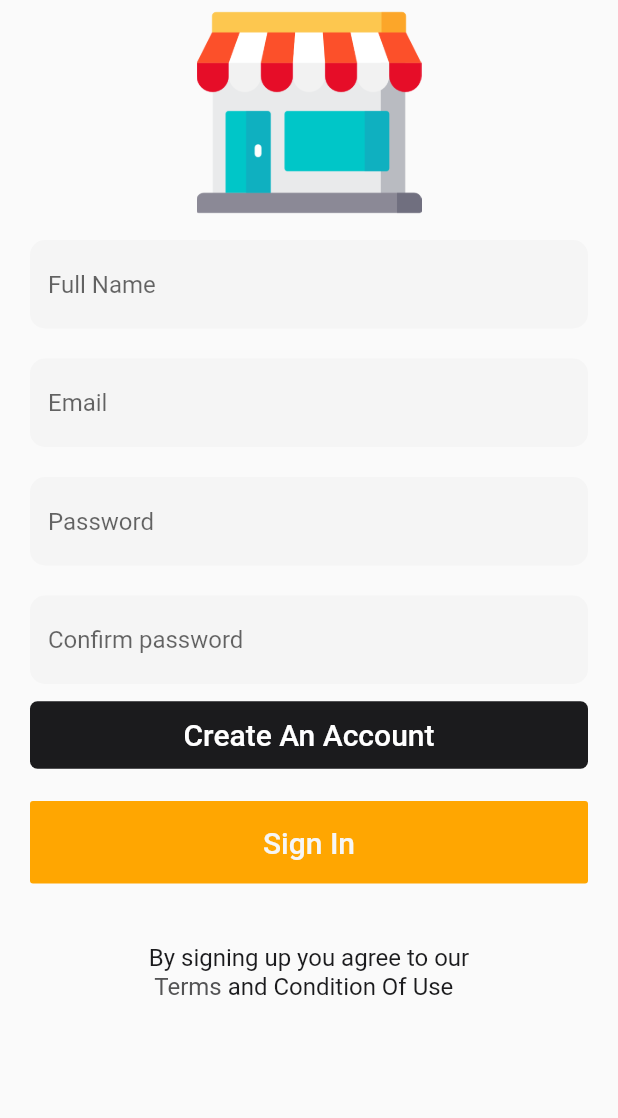
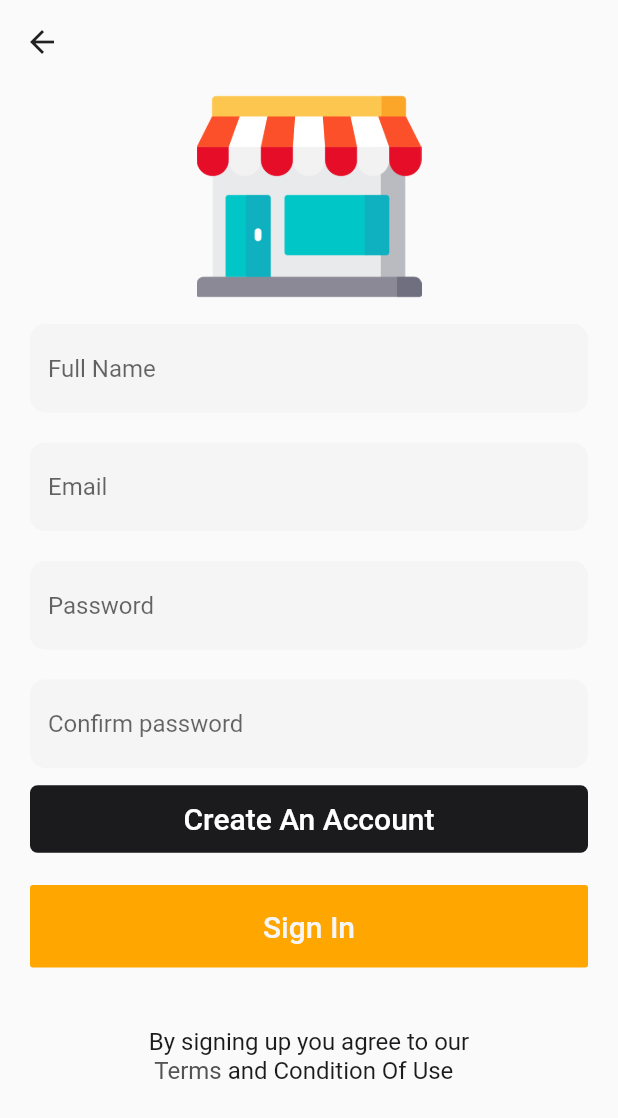
Before and after one commit to tauhidul252/eShop, a Flutter app: the SignupScreen screen opened directly, on a phone screen of 412 x 824 dp. Shown: the top 1118 px of the screen. Run offline on Flutter 3.47's test engine with Material 2 defaults, Android fonts, the phone set to English and light mode, and no system bars; our stand-ins replace flutter_svg.

```diff
--- a/lib/main.dart
+++ b/lib/main.dart
@@ -16,10 +16,14 @@ class MyApp extends StatelessWidget {
     return MaterialApp(
       title: 'eShop',
       theme: ThemeData(
+        appBarTheme: AppBarTheme(
+          iconTheme: IconThemeData(
 
+          )
+        ),
         primarySwatch: Colors.blue,
       ),
-      home: SignupScreen(),
+      home: LoginScreen(),
     );
   }
 }
--- a/lib/screen/signUp/signup_screen.dart
+++ b/lib/screen/signUp/signup_screen.dart
@@ -1,4 +1,6 @@
 import 'package:eshop/appColors/app_colors.dart';
+import 'package:eshop/routes/routes.dart';
+import 'package:eshop/screen/loginScreen/login_screen.dart';
 import 'package:eshop/stylies/signup_screen_style.dart';
 import 'package:eshop/svgImges/svg_images.dart';
 import 'package:eshop/widgets/my_button_widget.dart';
@@ -7,6 +9,8 @@ import 'package:flutter/material.dart';
 import 'package:flutter_svg/svg.dart';
 
 class SignupScreen extends StatelessWidget {
+
+
 
   Widget buildTopPart(){
     return Column(
@@ -169,6 +173,10 @@ class SignupScreen extends StatelessWidget {
   @override
   Widget build(BuildContext context) {
     return Scaffold(
+      appBar: AppBar(
+        elevation: 0,
+        backgroundColor: Colors.transparent,
+      ),
       body: SafeArea(child: ListView(
         physics: BouncingScrollPhysics(),
       children: [
```
Also changed, not shown: lib/routes/routes.dart (added, +9 -0 lines), lib/screen/loginScreen/login_screen.dart (+8 -2 lines).
